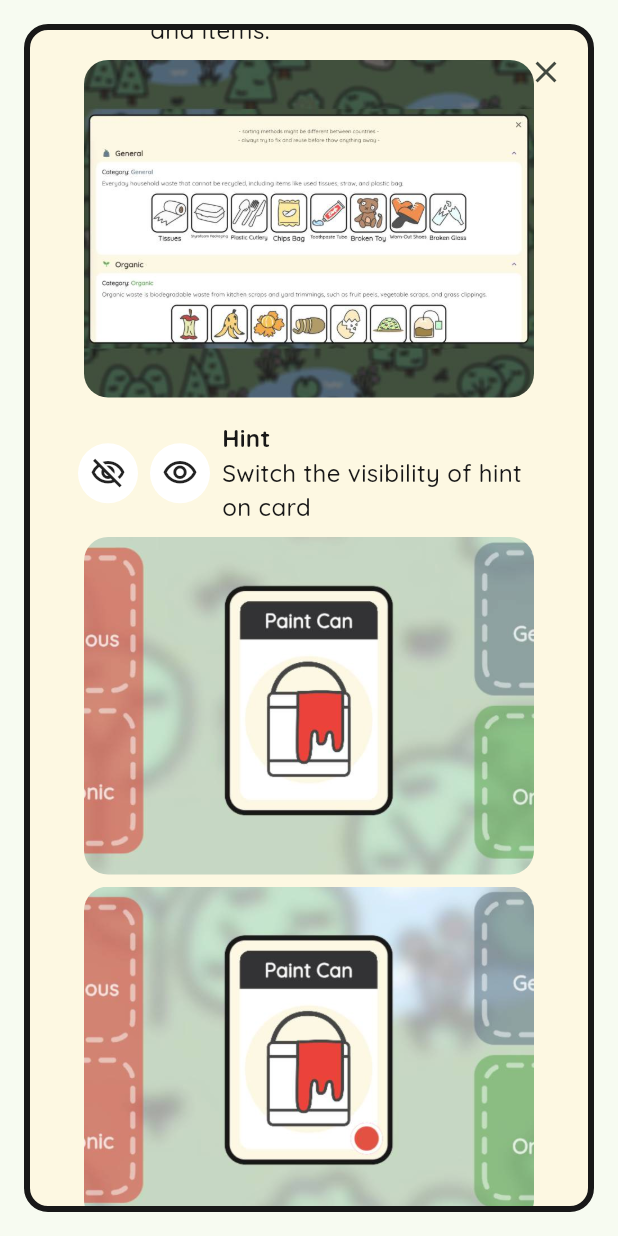
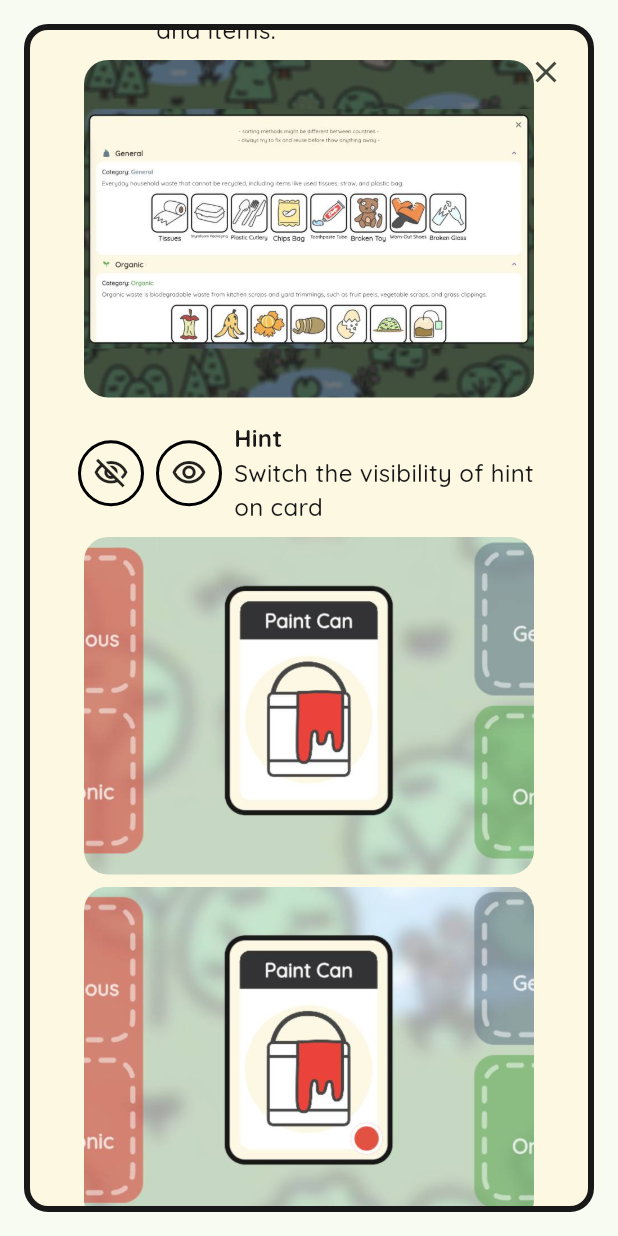
Before and after one commit to ne-supanat/project_s, a Flutter app: the TutorialDialog widget shown alone on an empty page, opened directly, scrolled down 1728 dp, on a phone screen of 412 x 824 dp. Run offline on Flutter 3.47's test engine with Material 3 defaults, Android fonts, the phone set to English and light mode, and no system bars; our stand-ins replace dotted_border, equatable, flutter_bloc, get_it, google_fonts, just_audio and 1 more; accounts and stored records are empty.

Commit message:
fix layout in tutorial dialog

```diff
--- a/lib/widgets/tutorial_dialog.dart
+++ b/lib/widgets/tutorial_dialog.dart
@@ -118,7 +118,7 @@ class _TutorialDialogState extends State<TutorialDialog> {
                     children: [
                       _helperButton(Icons.menu_book_rounded),
                       const SizedBox(width: 8),
-                      Expanded(
+                      Flexible(
                         child: Column(
                           crossAxisAlignment: CrossAxisAlignment.start,
                           children: [
@@ -144,7 +144,7 @@ class _TutorialDialogState extends State<TutorialDialog> {
                       const SizedBox(width: 8),
                       _helperButton(Icons.visibility_outlined),
                       const SizedBox(width: 8),
-                      Expanded(
+                      Flexible(
                         child: Column(
                           crossAxisAlignment: CrossAxisAlignment.start,
                           children: [
@@ -186,9 +186,10 @@ class _TutorialDialogState extends State<TutorialDialog> {
   _helperButton(IconData icon) {
     return Container(
       padding: const EdgeInsets.all(8),
-      decoration: const BoxDecoration(
+      decoration: BoxDecoration(
         shape: BoxShape.circle,
-        color: ColorNames.white,
+        color: ColorNames.cream,
+        border: Border.all(width: 2),
       ),
       child: Icon(icon),
     );
```
